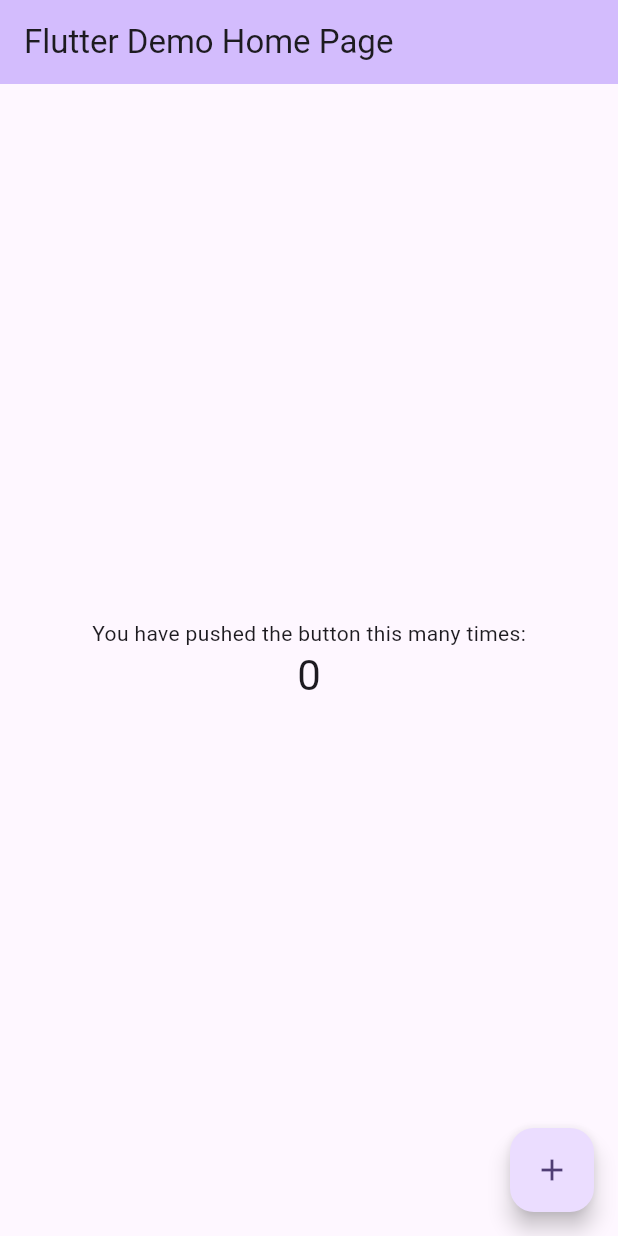
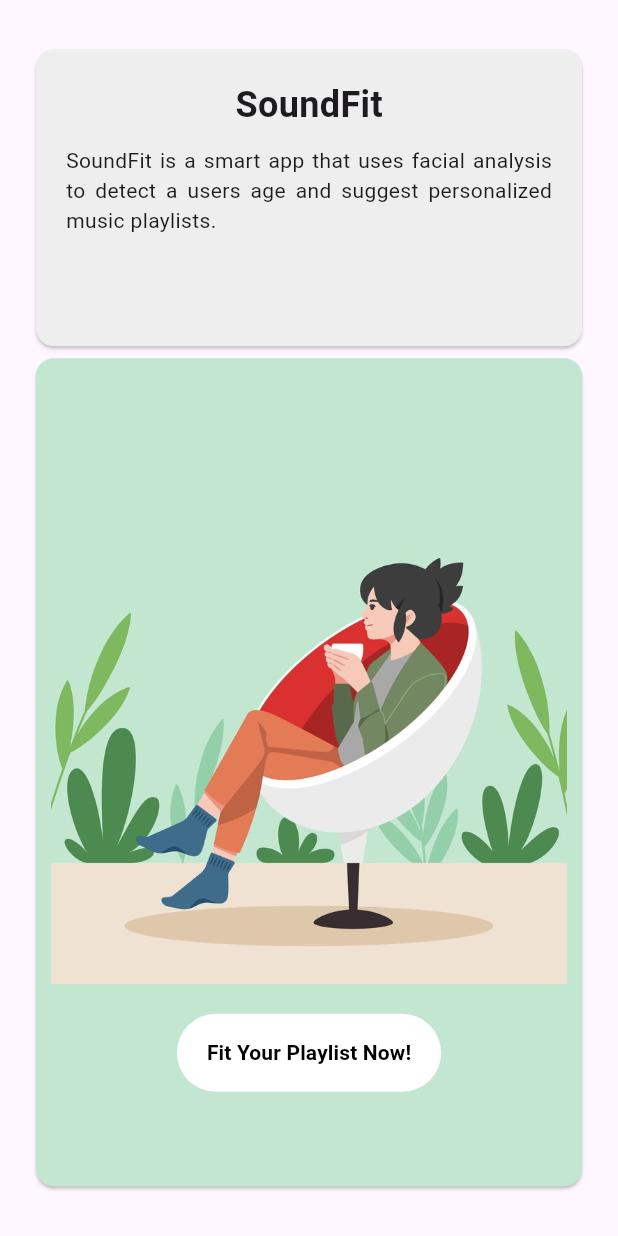
Before and after one commit to Sound-Fit/SoundFit, a Flutter app: the screen it shows after launch, on a phone screen of 412 x 824 dp. Run offline on Flutter 3.47's test engine with Material 3 defaults, Android fonts, the phone set to English and light mode, and no system bars; our stand-ins replace camera, gap, google_fonts.

Commit message:
Welcoming Page

```diff
--- a/lib/main.dart
+++ b/lib/main.dart
@@ -1,4 +1,9 @@
 import 'package:flutter/material.dart';
+import 'package:soundfit/pages/camera.dart';
+import 'package:soundfit/pages/splashPage.dart';
+import 'package:soundfit/pages/welcomePage.dart';
+import 'package:soundfit/pages/login.dart';
+import 'package:soundfit/pages/register.dart';
 
 void main() {
   runApp(const MyApp());
@@ -7,119 +12,18 @@
 class MyApp extends StatelessWidget {
   const MyApp({super.key});
 
-  // This widget is the root of your application.
   @override
   Widget build(BuildContext context) {
     return MaterialApp(
-      title: 'Flutter Demo',
-      theme: ThemeData(
-        // This is the theme of your application.
-        //
-        // TRY THIS: Try running your application with "flutter run". You'll see
-        // the application has a purple toolbar. Then, without quitting the app,
-        // try changing the seedColor in the colorScheme below to Colors.green
-        // and then invoke "hot reload" (save your changes or press the "hot
-        // reload" button in a Flutter-supported IDE, or press "r" if you used
-        // the command line to start the app).
-        //
-        // Notice that the counter didn't reset back to zero; the application
-        // state is not lost during the reload. To reset the state, use hot
-        // restart instead.
-        //
-        // This works for code too, not just values: Most code changes can be
-        // tested with just a hot reload.
-        colorScheme: ColorScheme.fromSeed(seedColor: Colors.deepPurple),
-        useMaterial3: true,
-      ),
-      home: const MyHomePage(title: 'Flutter Demo Home Page'),
+      title: 'SoundFit',
+      initialRoute: '/',
+      routes: {
+        '/': (context) => SplashPage(),
+        '/welcome': (context) => WelcomePage(),
+        '/login': (context) => Login(),
+        '/register': (context) => Register(),
+        '/camera': (context) => CameraScreen(),
+      },
     );
   }
 }
-
-class MyHomePage extends StatefulWidget {
-  const MyHomePage({super.key, required this.title});
-
-  // This widget is the home page of your application. It is stateful, meaning
-  // that it has a State object (defined below) that contains fields that affect
-  // how it looks.
-
-  // This class is the configuration for the state. It holds the values (in this
-  // case the title) provided by the parent (in this case the App widget) and
-  // used by the build method of the State. Fields in a Widget subclass are
-  // always marked "final".
-
-  final String title;
-
-  @override
-  State<MyHomePage> createState() => _MyHomePageState();
-}
-
-class _MyHomePageState extends State<MyHomePage> {
-  int _counter = 0;
-
-  void _incrementCounter() {
-    setState(() {
-      // This call to setState tells the Flutter framework that something has
-      // changed in this State, which causes it to rerun the build method below
-      // so that the display can reflect the updated values. If we changed
-      // _counter without calling setState(), then the build method would not be
-      // called again, and so nothing would appear to happen.
-      _counter++;
-    });
-  }
-
-  @override
-  Widget build(BuildContext context) {
-    // This method is rerun every time setState is called, for instance as done
-    // by the _incrementCounter method above.
-    //
-    // The Flutter framework has been optimized to make rerunning build methods
-    // fast, so that you can just rebuild anything that needs updating rather
-    // than having to individually change instances of widgets.
-    return Scaffold(
-      appBar: AppBar(
-        // TRY THIS: Try changing the color here to a specific color (to
-        // Colors.amber, perhaps?) and trigger a hot reload to see the AppBar
-        // change color while the other colors stay the same.
-        backgroundColor: Theme.of(context).colorScheme.inversePrimary,
-        // Here we take the value from the MyHomePage object that was created by
-        // the App.build method, and use it to set our appbar title.
-        title: Text(widget.title),
-      ),
-      body: Center(
-        // Center is a layout widget. It takes a single child and positions it
-        // in the middle of the parent.
-        child: Column(
-          // Column is also a layout widget. It takes a list of children and
-          // arranges them vertically. By default, it sizes itself to fit its
-          // children horizontally, and tries to be as tall as its parent.
-          //
-          // Column has various properties to control how it sizes itself and
-          // how it positions its children. Here we use mainAxisAlignment to
-          // center the children vertically; the main axis here is the vertical
-          // axis because Columns are vertical (the cross axis would be
-          // horizontal).
-          //
-          // TRY THIS: Invoke "debug painting" (choose the "Toggle Debug Paint"
-          // action in the IDE, or press "p" in the console), to see the
-          // wireframe for each widget.
-          mainAxisAlignment: MainAxisAlignment.center,
-          children: <Widget>[
-            const Text(
-              'You have pushed the button this many times:',
-            ),
-            Text(
-              '$_counter',
-              style: Theme.of(context).textTheme.headlineMedium,
-            ),
-          ],
-        ),
-      ),
-      floatingActionButton: FloatingActionButton(
-        onPressed: _incrementCounter,
-        tooltip: 'Increment',
-        child: const Icon(Icons.add),
-      ), // This trailing comma makes auto-formatting nicer for build methods.
-    );
-  }
-}
--- /dev/null
+++ b/lib/pages/splashPage.dart
@@ -0,0 +1,83 @@
+import 'package:flutter/material.dart';
+import 'package:gap/gap.dart';
+import 'package:google_fonts/google_fonts.dart';
+
+class SplashPage extends StatelessWidget {
+  @override
+  Widget build(BuildContext context) {
+    double screenHeight = MediaQuery.of(context).size.height;
+    return Scaffold(
+      body: Padding(
+        padding: const EdgeInsets.all(20.0),
+        child: Column(
+          mainAxisAlignment: MainAxisAlignment.center,
+          crossAxisAlignment: CrossAxisAlignment.stretch,
+          children: [
+            Card(
+                shadowColor: Colors.black,
+                color: Colors.grey.shade200,
+                child: SizedBox(
+                  height: screenHeight * 0.24,
+                  child: Padding(
+                    padding: const EdgeInsets.all(20.0),
+                    child: Column(
+                      mainAxisAlignment: MainAxisAlignment.start,
+                      children: [
+                        Text(
+                          'SoundFit',
+                          style: TextStyle(
+                              fontSize: 24,
+                              fontFamily: GoogleFonts.lexendGiga().fontFamily,
+                              fontWeight: FontWeight.bold),
+                          // textAlign: TextAlign.left,
+                        ),
+                        const Gap(10),
+                        Text(
+                          'SoundFit is a smart app that uses facial analysis to detect a users age and suggest personalized music playlists.',
+                          style: TextStyle(
+                              fontSize: 14,
+                              fontFamily: GoogleFonts.lexendGiga().fontFamily),
+                          textAlign: TextAlign.justify,
+                        )
+                      ],
+                    ),
+                  ),
+                )),
+            Card(
+                color: Color(0xFFC3E6D0),
+                child: SizedBox(
+                  height: screenHeight * 0.67,
+                  child: Column(
+                      mainAxisAlignment: MainAxisAlignment.center,
+                      children: [
+                        Padding(
+                          padding: const EdgeInsets.all(10.0),
+                          child: Image.asset('images/first-page.jpg'),
+                        ),
+                        Gap(10),
+                        TextButton(
+                            style: ButtonStyle(
+                                backgroundColor:
+                                    MaterialStateProperty.all(Colors.white)),
+                            onPressed: () =>
+                                Navigator.pushNamed(context, '/welcome'),
+                            child: Padding(
+                              padding: const EdgeInsets.all(8.0),
+                              child: Text(
+                                'Fit Your Playlist Now!',
+                                style: TextStyle(
+                                    color: Colors.black,
+                                    fontWeight: FontWeight.bold,
+                                    fontSize: 14,
+                                    fontFamily:
+                                        GoogleFonts.lexendGiga().fontFamily),
+                              ),
+                            ))
+                      ]),
+                )),
+          ],
+        ),
+      ),
+    );
+  }
+}
```
Also changed, not shown: lib/pages/camera.dart (added, +102 -0 lines), lib/pages/login.dart (added, +75 -0 lines), lib/pages/register.dart (added, +66 -0 lines), lib/pages/welcomePage.dart (added, +98 -0 lines), pubspec.yaml (+7 -7 lines), images/first-page.jpg (added), lib/widgets/appBar.dart (added), lib/widgets/navBar.dart (added), pubspec.lock, 3 other files.
